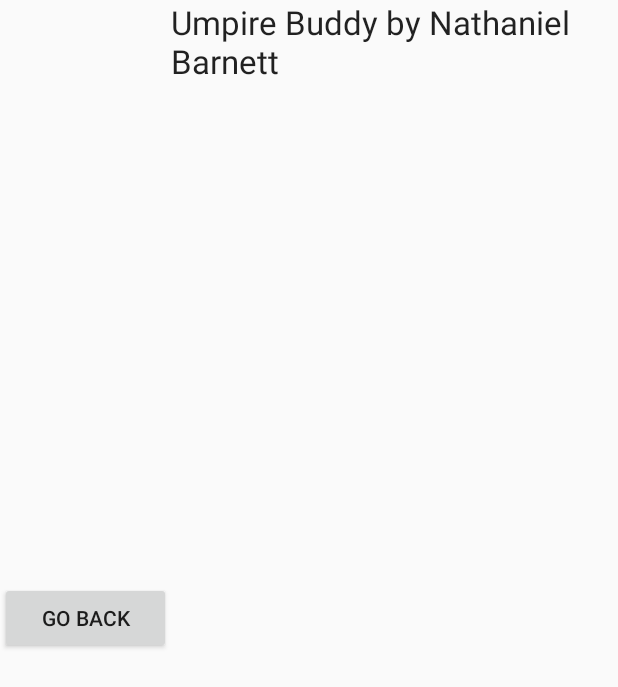
After one commit to NathanielBarnett/Umpire-Buddy-App, an Android app: the AboutActivity screen opened directly, with no data from a screen before it, on a phone screen of 412 x 824 dp. The commit adds this screen. Shown: the top 687 px of the screen. Run offline under Robolectric (Android 15) with nearby library versions, the phone set to English and light mode, and no system bars.

Commit message:
Tried implimenting the second activity...
Couldn't get the about menu to work... Sad face...

```diff
--- a/MyFirstApp/app/src/main/AndroidManifest.xml
+++ b/MyFirstApp/app/src/main/AndroidManifest.xml
@@ -1,6 +1,9 @@
 <?xml version="1.0" encoding="utf-8"?>
 <manifest xmlns:android="http://schemas.android.com/apk/res/android"
     package="com.example.nathaniel.myfirstapp">
+
+    <uses-permission android:name="android.permission.INTERNET"/>
+    <uses-permission android:name="android.permission.ACCESS_NETWORK_STATE"/>
 
     <application
         android:allowBackup="true"
@@ -19,6 +22,7 @@
                 <category android:name="android.intent.category.LAUNCHER" />
             </intent-filter>
         </activity>
+        <activity android:name=".AboutActivity"></activity>
     </application>
 
 </manifest>
--- /dev/null
+++ b/MyFirstApp/app/src/main/java/com/example/nathaniel/myfirstapp/AboutActivity.java
@@ -0,0 +1,31 @@
+package com.example.nathaniel.myfirstapp;
+
+import android.os.Bundle;
+import android.support.v7.app.AppCompatActivity;
+import android.view.View;
+import android.widget.Button;
+
+
+/**
+ * Created by Nathaniel on 9/9/2017.
+ */
+
+public class AboutActivity extends AppCompatActivity {
+
+
+    @Override
+    protected void onCreate(Bundle savedInstanceState) {
+        super.onCreate(savedInstanceState);
+        setContentView(R.layout.activity_about);
+
+        Button mBtGoBack;
+        mBtGoBack = (Button) findViewById(R.id.back_button);
+        mBtGoBack.setOnClickListener(new View.OnClickListener() {
+
+            @Override
+            public void onClick(View view) {
+                finish();
+            }
+        });
+    }
+}
--- a/MyFirstApp/app/src/main/java/com/example/nathaniel/myfirstapp/MainActivity.java
+++ b/MyFirstApp/app/src/main/java/com/example/nathaniel/myfirstapp/MainActivity.java
@@ -1,20 +1,19 @@
 package com.example.nathaniel.myfirstapp;
 
 import android.content.DialogInterface;
+import android.content.Intent;
 import android.os.Bundle;
-import android.support.design.widget.FloatingActionButton;
-import android.support.design.widget.Snackbar;
 import android.support.v7.app.AlertDialog;
 import android.support.v7.app.AppCompatActivity;
 import android.support.v7.widget.Toolbar;
 import android.view.Menu;
 import android.view.MenuInflater;
-import android.view.MenuItem;
 import android.view.View;
 import android.widget.Button;
 import android.widget.TextView;
 
 public class MainActivity extends AppCompatActivity {
+
 
     private int mStrikesCount, mBallsCount;
     private static final String BALL_INDEX = "ball_index";
@@ -24,6 +23,7 @@ public class MainActivity extends AppCompatActivity {
     protected void onCreate(Bundle savedInstanceState) {
         super.onCreate(savedInstanceState);
 
+        Button mAboutButton;
         Button mBallsButton;
         Button mStrikesButton;
 
@@ -31,6 +31,15 @@ public class MainActivity extends AppCompatActivity {
         Toolbar toolbar = (Toolbar) findViewById(R.id.toolbar);
         setSupportActionBar(toolbar);
 
+        mAboutButton = (Button) findViewById(R.id.menu_about_button);
+       /* mAboutButton.setOnClickListener(new View.OnClickListener() {
+            @Override
+            public void onClick(View view) {
+                Intent intent = new Intent(getApplicationContext(), AboutActivity.class);
+                startActivity(intent);
+            }
+        });
+        */
 
         if (savedInstanceState != null) {
             mBallsCount = savedInstanceState.getInt(BALL_INDEX);
--- /dev/null
+++ b/MyFirstApp/app/src/main/res/layout/activity_about.xml
@@ -0,0 +1,24 @@
+<?xml version="1.0" encoding="utf-8"?>
+<LinearLayout xmlns:android="http://schemas.android.com/apk/res/android"
+    android:id="@+id/activity_second"
+    android:layout_width="match_parent"
+    android:layout_height="match_parent"
+    android:gravity="center">
+
+    <Button
+        android:id="@+id/back_button"
+        android:layout_width="114dp"
+        android:layout_height="wrap_content"
+        android:layout_centerHorizontal="true"
+        android:text="Go Back" />
+
+    <TextView
+        android:layout_width="wrap_content"
+        android:layout_height="match_parent"
+        android:id="@+id/activity_about"
+        android:layout_centerHorizontal="true"
+        android:text="@string/about_message"
+        android:textAppearance="?android:attr/textAppearanceLarge"
+        />
+
+</LinearLayout>
--- a/MyFirstApp/app/src/main/res/values/strings.xml
+++ b/MyFirstApp/app/src/main/res/values/strings.xml
@@ -9,4 +9,5 @@
     <string name="Walk">Walk!</string>
     <string name="Out">Out!</string>
     <string name="OK">OK</string>
+    <string name="about_message">Umpire Buddy by Nathaniel Barnett</string>
 </resources>
```
